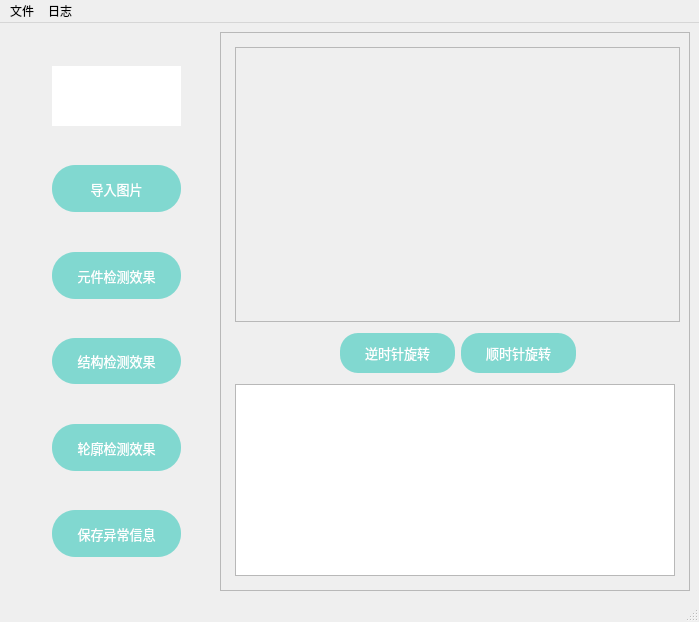
Ethereaity/InterfaceDesign, file mainwindows.ui: the form before one commit.
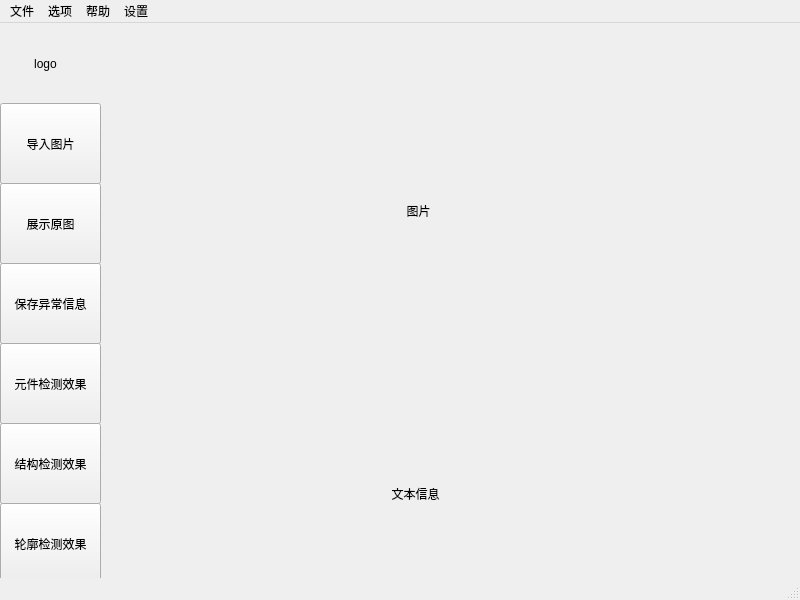
The form after the commit. Icons and pictures are not drawn.

Commit message: 8.8主窗口框架

Patch:
```diff
--- a/mainwindows.ui
+++ b/mainwindows.ui
@@ -6,979 +6,147 @@
    <rect>
     <x>0</x>
     <y>0</y>
-    <width>699</width>
-    <height>622</height>
+    <width>800</width>
+    <height>600</height>
    </rect>
   </property>
   <property name="windowTitle">
    <string>线束分析工具</string>
   </property>
   <widget class="QWidget" name="centralwidget">
-   <property name="sizePolicy">
-    <sizepolicy hsizetype="Expanding" vsizetype="Expanding">
-     <horstretch>0</horstretch>
-     <verstretch>0</verstretch>
-    </sizepolicy>
-   </property>
-   <layout class="QGridLayout" name="gridLayout">
-    <item row="0" column="0">
-     <layout class="QGridLayout" name="gridLayout_2">
-      <property name="sizeConstraint">
-       <enum>QLayout::SetNoConstraint</enum>
-      </property>
-      <item row="0" column="1">
-       <widget class="QScrollArea" name="scrollArea_external">
-        <property name="widgetResizable">
-         <bool>true</bool>
-        </property>
-        <widget class="QWidget" name="scrollAreaWidgetContents">
-         <property name="geometry">
-          <rect>
-           <x>0</x>
-           <y>0</y>
-           <width>451</width>
-           <height>558</height>
-          </rect>
-         </property>
-         <layout class="QGridLayout" name="gridLayout_8">
-          <item row="0" column="0">
-           <spacer name="verticalSpacer_8">
-            <property name="orientation">
-             <enum>Qt::Vertical</enum>
-            </property>
-            <property name="sizeType">
-             <enum>QSizePolicy::Preferred</enum>
-            </property>
-            <property name="sizeHint" stdset="0">
-             <size>
-              <width>5</width>
-              <height>5</height>
-             </size>
-            </property>
-           </spacer>
-          </item>
-          <item row="1" column="0">
-           <layout class="QGridLayout" name="gridLayout_4">
-            <item row="2" column="1">
-             <layout class="QHBoxLayout" name="horizontalLayout_9">
-              <property name="topMargin">
-               <number>0</number>
-              </property>
-              <property name="rightMargin">
-               <number>0</number>
-              </property>
-              <item>
-               <spacer name="horizontalSpacer_15">
-                <property name="orientation">
-                 <enum>Qt::Horizontal</enum>
-                </property>
-                <property name="sizeType">
-                 <enum>QSizePolicy::Expanding</enum>
-                </property>
-                <property name="sizeHint" stdset="0">
-                 <size>
-                  <width>33</width>
-                  <height>20</height>
-                 </size>
-                </property>
-               </spacer>
-              </item>
-              <item>
-               <widget class="QPushButton" name="rotateCounterclockwiseButton">
-                <property name="sizePolicy">
-                 <sizepolicy hsizetype="Preferred" vsizetype="Preferred">
-                  <horstretch>0</horstretch>
-                  <verstretch>0</verstretch>
-                 </sizepolicy>
-                </property>
-                <property name="minimumSize">
-                 <size>
-                  <width>68</width>
-                  <height>33</height>
-                 </size>
-                </property>
-                <property name="maximumSize">
-                 <size>
-                  <width>16777215</width>
-                  <height>16777215</height>
-                 </size>
-                </property>
-                <property name="font">
-                 <font>
-                  <family>华文楷体</family>
-                  <pointsize>10</pointsize>
-                  <weight>50</weight>
-                  <italic>false</italic>
-                  <bold>false</bold>
-                 </font>
-                </property>
-                <property name="styleSheet">
-                 <string notr="true">         QPushButton {
-            font: 10pt &quot;华文楷体&quot;;
-            color: white;
-            background-color: #81D8D0;
-            border-radius: 18px;
-	font: 10pt &quot;华文楷体&quot;;
-            padding: 10px 25px;
-          }
-          QPushButton:hover {
-            background-color: #B2DFE5;
-          }</string>
-                </property>
-                <property name="text">
-                 <string>逆时针旋转</string>
-                </property>
-                <property name="iconSize">
-                 <size>
-                  <width>16</width>
-                  <height>16</height>
-                 </size>
-                </property>
-               </widget>
-              </item>
-              <item>
-               <widget class="QPushButton" name="rotateClockwiseButton">
-                <property name="sizePolicy">
-                 <sizepolicy hsizetype="Preferred" vsizetype="Preferred">
-                  <horstretch>0</horstretch>
-                  <verstretch>0</verstretch>
-                 </sizepolicy>
-                </property>
-                <property name="minimumSize">
-                 <size>
-                  <width>0</width>
-                  <height>33</height>
-                 </size>
-                </property>
-                <property name="maximumSize">
-                 <size>
-                  <width>16777215</width>
-                  <height>16777215</height>
-                 </size>
-                </property>
-                <property name="font">
-                 <font>
-                  <family>华文楷体</family>
-                  <pointsize>10</pointsize>
-                  <weight>50</weight>
-                  <italic>false</italic>
-                  <bold>false</bold>
-                 </font>
-                </property>
-                <property name="styleSheet">
-                 <string notr="true">         QPushButton {
-            font: 10pt &quot;华文楷体&quot;;
-            color: white;
-            background-color: #81D8D0;
-            border-radius: 18px;
-	font: 10pt &quot;华文楷体&quot;;
-            padding: 10px 25px;
-          }
-          QPushButton:hover {
-            background-color: #B2DFE5;
-          }
-</string>
-                </property>
-                <property name="text">
-                 <string>顺时针旋转</string>
-                </property>
-               </widget>
-              </item>
-              <item>
-               <spacer name="horizontalSpacer_16">
-                <property name="orientation">
-                 <enum>Qt::Horizontal</enum>
-                </property>
-                <property name="sizeType">
-                 <enum>QSizePolicy::Expanding</enum>
-                </property>
-                <property name="sizeHint" stdset="0">
-                 <size>
-                  <width>33</width>
-                  <height>20</height>
-                 </size>
-                </property>
-               </spacer>
-              </item>
-             </layout>
-            </item>
-            <item row="3" column="1">
-             <spacer name="verticalSpacer_9">
-              <property name="orientation">
-               <enum>Qt::Vertical</enum>
-              </property>
-              <property name="sizeType">
-               <enum>QSizePolicy::Preferred</enum>
-              </property>
-              <property name="sizeHint" stdset="0">
-               <size>
-                <width>20</width>
-                <height>5</height>
-               </size>
-              </property>
-             </spacer>
-            </item>
-            <item row="4" column="1">
-             <layout class="QGridLayout" name="gridLayout_7">
-              <property name="topMargin">
-               <number>0</number>
-              </property>
-              <item row="0" column="0">
-               <layout class="QHBoxLayout" name="horizontalLayout_8">
-                <property name="topMargin">
-                 <number>0</number>
-                </property>
-                <item>
-                 <widget class="QTextEdit" name="logArea">
-                  <property name="sizePolicy">
-                   <sizepolicy hsizetype="Expanding" vsizetype="Fixed">
-                    <horstretch>0</horstretch>
-                    <verstretch>0</verstretch>
-                   </sizepolicy>
-                  </property>
-                  <property name="minimumSize">
-                   <size>
-                    <width>161</width>
-                    <height>100</height>
-                   </size>
-                  </property>
-                 </widget>
-                </item>
-                <item>
-                 <spacer name="horizontalSpacer_14">
-                  <property name="orientation">
-                   <enum>Qt::Horizontal</enum>
-                  </property>
-                  <property name="sizeType">
-                   <enum>QSizePolicy::Preferred</enum>
-                  </property>
-                  <property name="sizeHint" stdset="0">
-                   <size>
-                    <width>5</width>
-                    <height>20</height>
-                   </size>
-                  </property>
-                 </spacer>
-                </item>
-               </layout>
-              </item>
-             </layout>
-            </item>
-            <item row="0" column="1">
-             <layout class="QGridLayout" name="gridLayout_5">
-              <item row="0" column="0">
-               <widget class="QScrollArea" name="scrollArea">
-                <property name="widgetResizable">
-                 <bool>true</bool>
-                </property>
-                <widget class="QWidget" name="scrollAreaWidgetContents_2">
-                 <property name="geometry">
-                  <rect>
-                   <x>0</x>
-                   <y>0</y>
-                   <width>408</width>
-                   <height>245</height>
-                  </rect>
-                 </property>
-                 <layout class="QGridLayout" name="gridLayout_9">
-                  <item row="0" column="0">
-                   <widget class="QLabel" name="label_image">
-                    <property name="sizePolicy">
-                     <sizepolicy hsizetype="Expanding" vsizetype="Expanding">
-                      <horstretch>0</horstretch>
-                      <verstretch>0</verstretch>
-                     </sizepolicy>
-                    </property>
-                    <property name="minimumSize">
-                     <size>
-                      <width>98</width>
-                      <height>98</height>
-                     </size>
-                    </property>
-                    <property name="text">
-                     <string>&lt;html&gt;&lt;head/&gt;&lt;body&gt;&lt;p align=&quot;center&quot;&gt;&lt;br/&gt;&lt;/p&gt;&lt;/body&gt;&lt;/html&gt;</string>
-                    </property>
-                   </widget>
-                  </item>
-                 </layout>
-                </widget>
-               </widget>
-              </item>
-              <item row="0" column="1">
-               <layout class="QGridLayout" name="gridLayout_6"/>
-              </item>
-             </layout>
-            </item>
-            <item row="4" column="0">
-             <spacer name="horizontalSpacer_13">
-              <property name="orientation">
-               <enum>Qt::Horizontal</enum>
-              </property>
-              <property name="sizeType">
-               <enum>QSizePolicy::Preferred</enum>
-              </property>
-              <property name="sizeHint" stdset="0">
-               <size>
-                <width>5</width>
-                <height>20</height>
-               </size>
-              </property>
-             </spacer>
-            </item>
-            <item row="1" column="1">
-             <spacer name="verticalSpacer_11">
-              <property name="orientation">
-               <enum>Qt::Vertical</enum>
-              </property>
-              <property name="sizeType">
-               <enum>QSizePolicy::Preferred</enum>
-              </property>
-              <property name="sizeHint" stdset="0">
-               <size>
-                <width>20</width>
-                <height>5</height>
-               </size>
-              </property>
-             </spacer>
-            </item>
-           </layout>
-          </item>
-          <item row="2" column="0">
-           <spacer name="verticalSpacer_10">
-            <property name="orientation">
-             <enum>Qt::Vertical</enum>
-            </property>
-            <property name="sizeType">
-             <enum>QSizePolicy::Preferred</enum>
-            </property>
-            <property name="sizeHint" stdset="0">
-             <size>
-              <width>20</width>
-              <height>5</height>
-             </size>
-            </property>
-           </spacer>
-          </item>
-         </layout>
-        </widget>
-       </widget>
-      </item>
-      <item row="0" column="0">
-       <layout class="QGridLayout" name="gridLayout_3">
-        <property name="leftMargin">
-         <number>10</number>
-        </property>
-        <item row="8" column="0">
-         <layout class="QHBoxLayout" name="horizontalLayout_2">
-          <item>
-           <spacer name="horizontalSpacer_3">
-            <property name="orientation">
-             <enum>Qt::Horizontal</enum>
-            </property>
-            <property name="sizeType">
-             <enum>QSizePolicy::Preferred</enum>
-            </property>
-            <property name="sizeHint" stdset="0">
-             <size>
-              <width>33</width>
-              <height>20</height>
-             </size>
-            </property>
-           </spacer>
-          </item>
-          <item>
-           <widget class="QPushButton" name="pushButton_4">
-            <property name="sizePolicy">
-             <sizepolicy hsizetype="Preferred" vsizetype="Preferred">
-              <horstretch>0</horstretch>
-              <verstretch>0</verstretch>
-             </sizepolicy>
-            </property>
-            <property name="minimumSize">
-             <size>
-              <width>61</width>
-              <height>47</height>
-             </size>
-            </property>
-            <property name="maximumSize">
-             <size>
-              <width>16777215</width>
-              <height>16777215</height>
-             </size>
-            </property>
-            <property name="font">
-             <font>
-              <family>华文楷体</family>
-              <pointsize>10</pointsize>
-              <weight>50</weight>
-              <italic>false</italic>
-              <bold>false</bold>
-             </font>
-            </property>
-            <property name="styleSheet">
-             <string notr="true">         QPushButton {
-            font: 10pt &quot;华文楷体&quot;;
-            color: white;
-            background-color: #81D8D0;
-            border-radius: 23px;
-	font: 10pt &quot;华文楷体&quot;;
-            padding: 10px 25px;
-          }
-          QPushButton:hover {
-            background-color: #B2DFE5;
-          }
-</string>
-            </property>
-            <property name="text">
-             <string>元件检测效果</string>
-            </property>
-           </widget>
-          </item>
-          <item>
-           <spacer name="horizontalSpacer_4">
-            <property name="orientation">
-             <enum>Qt::Horizontal</enum>
-            </property>
-            <property name="sizeType">
-             <enum>QSizePolicy::Preferred</enum>
-            </property>
-            <property name="sizeHint" stdset="0">
-             <size>
-              <width>33</width>
-              <height>20</height>
-             </size>
-            </property>
-           </spacer>
-          </item>
-         </layout>
-        </item>
-        <item row="10" column="0">
-         <spacer name="verticalSpacer_4">
-          <property name="orientation">
-           <enum>Qt::Vertical</enum>
-          </property>
-          <property name="sizeType">
-           <enum>QSizePolicy::Expanding</enum>
-          </property>
-          <property name="sizeHint" stdset="0">
-           <size>
-            <width>20</width>
-            <height>20</height>
-           </size>
-          </property>
-         </spacer>
-        </item>
-        <item row="5" column="0">
-         <layout class="QHBoxLayout" name="horizontalLayout">
-          <item>
-           <spacer name="horizontalSpacer">
-            <property name="orientation">
-             <enum>Qt::Horizontal</enum>
-            </property>
-            <property name="sizeType">
-             <enum>QSizePolicy::Preferred</enum>
-            </property>
-            <property name="sizeHint" stdset="0">
-             <size>
-              <width>33</width>
-              <height>20</height>
-             </size>
-            </property>
-           </spacer>
-          </item>
-          <item>
-           <widget class="QPushButton" name="pushButton">
-            <property name="enabled">
-             <bool>true</bool>
-            </property>
-            <property name="sizePolicy">
-             <sizepolicy hsizetype="Preferred" vsizetype="Preferred">
-              <horstretch>0</horstretch>
-              <verstretch>0</verstretch>
-             </sizepolicy>
-            </property>
-            <property name="minimumSize">
-             <size>
-              <width>61</width>
-              <height>47</height>
-             </size>
-            </property>
-            <property name="maximumSize">
-             <size>
-              <width>16777215</width>
-              <height>16777215</height>
-             </size>
-            </property>
-            <property name="font">
-             <font>
-              <family>华文楷体</family>
-              <pointsize>10</pointsize>
-              <weight>50</weight>
-              <italic>false</italic>
-              <bold>false</bold>
-             </font>
-            </property>
-            <property name="styleSheet">
-             <string notr="true">	      QPushButton {
-            font: 10pt &quot;华文楷体&quot;;
-            color: white;
-            background-color: #81D8D0;
-            border-radius: 23px;
-	font: 10pt &quot;华文楷体&quot;;
-            padding: 10px 25px;
-          }
-          QPushButton:hover {
-            background-color: #B2DFE5;
-          }</string>
-            </property>
-            <property name="text">
-             <string>导入图片</string>
-            </property>
-           </widget>
-          </item>
-          <item>
-           <spacer name="horizontalSpacer_2">
-            <property name="orientation">
-             <enum>Qt::Horizontal</enum>
-            </property>
-            <property name="sizeType">
-             <enum>QSizePolicy::Preferred</enum>
-            </property>
-            <property name="sizeHint" stdset="0">
-             <size>
-              <width>33</width>
-              <height>20</height>
-             </size>
-            </property>
-           </spacer>
-          </item>
-         </layout>
-        </item>
-        <item row="18" column="0">
-         <spacer name="verticalSpacer_3">
-          <property name="orientation">
-           <enum>Qt::Vertical</enum>
-          </property>
-          <property name="sizeType">
-           <enum>QSizePolicy::Expanding</enum>
-          </property>
-          <property name="sizeHint" stdset="0">
-           <size>
-            <width>20</width>
-            <height>20</height>
-           </size>
-          </property>
-         </spacer>
-        </item>
-        <item row="0" column="0">
-         <spacer name="verticalSpacer_6">
-          <property name="orientation">
-           <enum>Qt::Vertical</enum>
-          </property>
-          <property name="sizeType">
-           <enum>QSizePolicy::Expanding</enum>
-          </property>
-          <property name="sizeHint" stdset="0">
-           <size>
-            <width>20</width>
-            <height>20</height>
-           </size>
-          </property>
-         </spacer>
-        </item>
-        <item row="12" column="0">
-         <layout class="QHBoxLayout" name="horizontalLayout_3">
-          <item>
-           <spacer name="horizontalSpacer_5">
-            <property name="orientation">
-             <enum>Qt::Horizontal</enum>
-            </property>
-            <property name="sizeType">
-             <enum>QSizePolicy::Preferred</enum>
-            </property>
-            <property name="sizeHint" stdset="0">
-             <size>
-              <width>33</width>
-              <height>20</height>
-             </size>
-            </property>
-           </spacer>
-          </item>
-          <item>
-           <widget class="QPushButton" name="pushButton_5">
-            <property name="sizePolicy">
-             <sizepolicy hsizetype="Preferred" vsizetype="Preferred">
-              <horstretch>0</horstretch>
-              <verstretch>0</verstretch>
-             </sizepolicy>
-            </property>
-            <property name="minimumSize">
-             <size>
-              <width>61</width>
-              <height>46</height>
-             </size>
-            </property>
-            <property name="maximumSize">
-             <size>
-              <width>16777215</width>
-              <height>16777215</height>
-             </size>
-            </property>
-            <property name="font">
-             <font>
-              <family>华文楷体</family>
-              <pointsize>10</pointsize>
-              <weight>50</weight>
-              <italic>false</italic>
-              <bold>false</bold>
-             </font>
-            </property>
-            <property name="styleSheet">
-             <string notr="true">         QPushButton {
-            font: 10pt &quot;华文楷体&quot;;
-            color: white;
-            background-color: #81D8D0;
-            border-radius: 23px;
-	font: 10pt &quot;华文楷体&quot;;
-            padding: 10px 25px;
-          }
-          QPushButton:hover {
-            background-color: #B2DFE5;
-          }</string>
-            </property>
-            <property name="text">
-             <string>结构检测效果</string>
-            </property>
-           </widget>
-          </item>
-          <item>
-           <spacer name="horizontalSpacer_6">
-            <property name="orientation">
-             <enum>Qt::Horizontal</enum>
-            </property>
-            <property name="sizeType">
-             <enum>QSizePolicy::Preferred</enum>
-            </property>
-            <property name="sizeHint" stdset="0">
-             <size>
-              <width>33</width>
-              <height>20</height>
-             </size>
-            </property>
-           </spacer>
-          </item>
-         </layout>
-        </item>
-        <item row="14" column="0">
-         <spacer name="verticalSpacer_5">
-          <property name="orientation">
-           <enum>Qt::Vertical</enum>
-          </property>
-          <property name="sizeType">
-           <enum>QSizePolicy::Expanding</enum>
-          </property>
-          <property name="sizeHint" stdset="0">
-           <size>
-            <width>20</width>
-            <height>20</height>
-           </size>
-          </property>
-         </spacer>
-        </item>
-        <item row="3" column="0">
-         <spacer name="verticalSpacer">
-          <property name="orientation">
-           <enum>Qt::Vertical</enum>
-          </property>
-          <property name="sizeType">
-           <enum>QSizePolicy::Expanding</enum>
-          </property>
-          <property name="sizeHint" stdset="0">
-           <size>
-            <width>20</width>
-            <height>20</height>
-           </size>
-          </property>
-         </spacer>
-        </item>
-        <item row="20" column="0">
-         <layout class="QHBoxLayout" name="horizontalLayout_6">
-          <item>
-           <spacer name="horizontalSpacer_11">
-            <property name="orientation">
-             <enum>Qt::Horizontal</enum>
-            </property>
-            <property name="sizeType">
-             <enum>QSizePolicy::Preferred</enum>
-            </property>
-            <property name="sizeHint" stdset="0">
-             <size>
-              <width>33</width>
-              <height>20</height>
-             </size>
-            </property>
-           </spacer>
-          </item>
-          <item>
-           <widget class="QPushButton" name="pushButton_3">
-            <property name="sizePolicy">
-             <sizepolicy hsizetype="Preferred" vsizetype="Preferred">
-              <horstretch>0</horstretch>
-              <verstretch>0</verstretch>
-             </sizepolicy>
-            </property>
-            <property name="minimumSize">
-             <size>
-              <width>61</width>
-              <height>47</height>
-             </size>
-            </property>
-            <property name="maximumSize">
-             <size>
-              <width>16777215</width>
-              <height>16777215</height>
-             </size>
-            </property>
-            <property name="font">
-             <font>
-              <family>华文楷体</family>
-              <pointsize>10</pointsize>
-              <weight>50</weight>
-              <italic>false</italic>
-              <bold>false</bold>
-             </font>
-            </property>
-            <property name="styleSheet">
-             <string notr="true">         QPushButton {
-            font: 10pt &quot;华文楷体&quot;;
-            color: white;
-            background-color: #81D8D0;
-            border-radius: 23px;
-	font: 10pt &quot;华文楷体&quot;;
-            padding: 10px 25px;
-          }
-          QPushButton:hover {
-            background-color: #B2DFE5;
-          }</string>
-            </property>
-            <property name="text">
-             <string>保存异常信息</string>
-            </property>
-           </widget>
-          </item>
-          <item>
-           <spacer name="horizontalSpacer_12">
-            <property name="orientation">
-             <enum>Qt::Horizontal</enum>
-            </property>
-            <property name="sizeType">
-             <enum>QSizePolicy::Preferred</enum>
-            </property>
-            <property name="sizeHint" stdset="0">
-             <size>
-              <width>33</width>
-              <height>20</height>
-             </size>
-            </property>
-           </spacer>
-          </item>
-         </layout>
-        </item>
-        <item row="22" column="0">
-         <spacer name="verticalSpacer_7">
-          <property name="orientation">
-           <enum>Qt::Vertical</enum>
-          </property>
-          <property name="sizeType">
-           <enum>QSizePolicy::Expanding</enum>
-          </property>
-          <property name="sizeHint" stdset="0">
-           <size>
-            <width>20</width>
-            <height>20</height>
-           </size>
-          </property>
-         </spacer>
-        </item>
-        <item row="1" column="0">
-         <layout class="QHBoxLayout" name="horizontalLayout_5">
-          <item>
-           <spacer name="horizontalSpacer_9">
-            <property name="orientation">
-             <enum>Qt::Horizontal</enum>
-            </property>
-            <property name="sizeType">
-             <enum>QSizePolicy::Preferred</enum>
-            </property>
-            <property name="sizeHint" stdset="0">
-             <size>
-              <width>33</width>
-              <height>20</height>
-             </size>
-            </property>
-           </spacer>
-          </item>
-          <item>
-           <widget class="QLabel" name="label">
-            <property name="sizePolicy">
-             <sizepolicy hsizetype="Fixed" vsizetype="Fixed">
-              <horstretch>0</horstretch>
-              <verstretch>0</verstretch>
-             </sizepolicy>
-            </property>
-            <property name="minimumSize">
-             <size>
-              <width>129</width>
-              <height>60</height>
-             </size>
-            </property>
-            <property name="maximumSize">
-             <size>
-              <width>16777215</width>
-              <height>114</height>
-             </size>
-            </property>
-            <property name="styleSheet">
-             <string notr="true">image: url(:/logo图标/logo图标.png);
-background-color: rgb(255, 255, 255);</string>
-            </property>
-            <property name="text">
-             <string/>
-            </property>
-            <property name="alignment">
-             <set>Qt::AlignCenter</set>
-            </property>
-           </widget>
-          </item>
-          <item>
-           <spacer name="horizontalSpacer_10">
-            <property name="orientation">
-             <enum>Qt::Horizontal</enum>
-            </property>
-            <property name="sizeType">
-             <enum>QSizePolicy::Preferred</enum>
-            </property>
-            <property name="sizeHint" stdset="0">
-             <size>
-              <width>33</width>
-              <height>20</height>
-             </size>
-            </property>
-           </spacer>
-          </item>
-         </layout>
-        </item>
-        <item row="7" column="0">
-         <spacer name="verticalSpacer_2">
-          <property name="orientation">
-           <enum>Qt::Vertical</enum>
-          </property>
-          <property name="sizeType">
-           <enum>QSizePolicy::Expanding</enum>
-          </property>
-          <property name="sizeHint" stdset="0">
-           <size>
-            <width>20</width>
-            <height>20</height>
-           </size>
-          </property>
-         </spacer>
-        </item>
-        <item row="16" column="0">
-         <layout class="QHBoxLayout" name="horizontalLayout_4">
-          <item>
-           <spacer name="horizontalSpacer_7">
-            <property name="orientation">
-             <enum>Qt::Horizontal</enum>
-            </property>
-            <property name="sizeType">
-             <enum>QSizePolicy::Preferred</enum>
-            </property>
-            <property name="sizeHint" stdset="0">
-             <size>
-              <width>33</width>
-              <height>20</height>
-             </size>
-            </property>
-           </spacer>
-          </item>
-          <item>
-           <widget class="QPushButton" name="pushButton_6">
-            <property name="sizePolicy">
-             <sizepolicy hsizetype="Preferred" vsizetype="Preferred">
-              <horstretch>0</horstretch>
-              <verstretch>0</verstretch>
-             </sizepolicy>
-            </property>
-            <property name="minimumSize">
-             <size>
-              <width>61</width>
-              <height>47</height>
-             </size>
-            </property>
-            <property name="maximumSize">
-             <size>
-              <width>16777215</width>
-              <height>16777215</height>
-             </size>
-            </property>
-            <property name="font">
-             <font>
-              <family>华文楷体</family>
-              <pointsize>10</pointsize>
-              <weight>50</weight>
-              <italic>false</italic>
-              <bold>false</bold>
-             </font>
-            </property>
-            <property name="styleSheet">
-             <string notr="true">         QPushButton {
-            font: 10pt &quot;华文楷体&quot;;
-            color: white;
-            background-color: #81D8D0;
-            border-radius: 23px;
-	font: 10pt &quot;华文楷体&quot;;
-            padding: 10px 25px;
-          }
-          QPushButton:hover {
-            background-color: #B2DFE5;
-          }</string>
-            </property>
-            <property name="text">
-             <string>轮廓检测效果</string>
-            </property>
-           </widget>
-          </item>
-          <item>
-           <spacer name="horizontalSpacer_8">
-            <property name="orientation">
-             <enum>Qt::Horizontal</enum>
-            </property>
-            <property name="sizeType">
-             <enum>QSizePolicy::Preferred</enum>
-            </property>
-            <property name="sizeHint" stdset="0">
-             <size>
-              <width>33</width>
-              <height>20</height>
-             </size>
-            </property>
-           </spacer>
-          </item>
-         </layout>
-        </item>
-       </layout>
-      </item>
-     </layout>
-    </item>
-   </layout>
+   <widget class="QLabel" name="label">
+    <property name="geometry">
+     <rect>
+      <x>0</x>
+      <y>0</y>
+      <width>91</width>
+      <height>81</height>
+     </rect>
+    </property>
+    <property name="text">
+     <string>logo</string>
+    </property>
+    <property name="alignment">
+     <set>Qt::AlignCenter</set>
+    </property>
+   </widget>
+   <widget class="QPushButton" name="pushButton">
+    <property name="geometry">
+     <rect>
+      <x>0</x>
+      <y>80</y>
+      <width>101</width>
+      <height>81</height>
+     </rect>
+    </property>
+    <property name="text">
+     <string>导入图片</string>
+    </property>
+   </widget>
+   <widget class="QPushButton" name="pushButton_4">
+    <property name="geometry">
+     <rect>
+      <x>0</x>
+      <y>320</y>
+      <width>101</width>
+      <height>81</height>
+     </rect>
+    </property>
+    <property name="text">
+     <string>元件检测效果</string>
+    </property>
+   </widget>
+   <widget class="QPushButton" name="pushButton_5">
+    <property name="geometry">
+     <rect>
+      <x>0</x>
+      <y>400</y>
+      <width>101</width>
+      <height>81</height>
+     </rect>
+    </property>
+    <property name="text">
+     <string>结构检测效果</string>
+    </property>
+   </widget>
+   <widget class="QPushButton" name="pushButton_6">
+    <property name="geometry">
+     <rect>
+      <x>0</x>
+      <y>480</y>
+      <width>101</width>
+      <height>81</height>
+     </rect>
+    </property>
+    <property name="text">
+     <string>轮廓检测效果</string>
+    </property>
+   </widget>
+   <widget class="QLabel" name="label_2">
+    <property name="geometry">
+     <rect>
+      <x>103</x>
+      <y>2</y>
+      <width>631</width>
+      <height>371</height>
+     </rect>
+    </property>
+    <property name="text">
+     <string>图片</string>
+    </property>
+    <property name="alignment">
+     <set>Qt::AlignCenter</set>
+    </property>
+   </widget>
+   <widget class="QLabel" name="label_3">
+    <property name="geometry">
+     <rect>
+      <x>100</x>
+      <y>380</y>
+      <width>631</width>
+      <height>181</height>
+     </rect>
+    </property>
+    <property name="text">
+     <string>文本信息</string>
+    </property>
+    <property name="alignment">
+     <set>Qt::AlignCenter</set>
+    </property>
+   </widget>
+   <widget class="QPushButton" name="pushButton_2">
+    <property name="geometry">
+     <rect>
+      <x>0</x>
+      <y>160</y>
+      <width>101</width>
+      <height>81</height>
+     </rect>
+    </property>
+    <property name="text">
+     <string>展示原图</string>
+    </property>
+   </widget>
+   <widget class="QPushButton" name="pushButton_3">
+    <property name="geometry">
+     <rect>
+      <x>0</x>
+      <y>240</y>
+      <width>101</width>
+      <height>81</height>
+     </rect>
+    </property>
+    <property name="text">
+     <string>保存异常信息</string>
+    </property>
+   </widget>
   </widget>
   <widget class="QMenuBar" name="menubar">
    <property name="geometry">
     <rect>
      <x>0</x>
      <y>0</y>
-     <width>699</width>
+     <width>800</width>
      <height>22</height>
     </rect>
    </property>
@@ -986,19 +154,26 @@
     <property name="title">
      <string>文件</string>
     </property>
-    <addaction name="Import"/>
-    <addaction name="Export"/>
-    <addaction name="Save"/>
+   </widget>
+   <widget class="QMenu" name="menuEdit">
+    <property name="title">
+     <string>选项</string>
+    </property>
    </widget>
    <widget class="QMenu" name="menu_2">
     <property name="title">
-     <string>日志</string>
+     <string>帮助</string>
     </property>
-    <addaction name="log"/>
-    <addaction name="log_clear"/>
+   </widget>
+   <widget class="QMenu" name="menu_3">
+    <property name="title">
+     <string>设置</string>
+    </property>
    </widget>
    <addaction name="menu"/>
+   <addaction name="menuEdit"/>
    <addaction name="menu_2"/>
+   <addaction name="menu_3"/>
   </widget>
   <widget class="QStatusBar" name="statusbar"/>
   <action name="Import">
```
Left out of the diff: 49 changed lines with no effect on the pictures. The commit also changes 1 other file.
